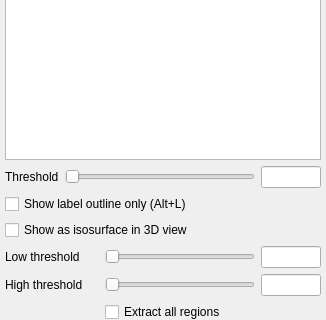
First picture: the form in freeview/PanelVolume.ui, repository freesurfer/freesurfer, before the edit; both pictures show x 0 to 326 and y 938 to 1258 of the 326 by 1398 pixel window.
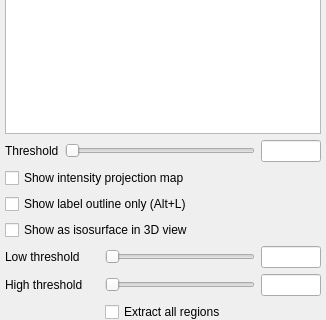
Second picture: the form after the edit. Icons and pictures are not drawn. Custom widgets are drawn as their Qt base class.

Commit message: added max intensity map display option. added brush size for label drawing. fixed the issue that labels drawn on just rotated volume did not save correctly.

The edit to the form file:
```diff
--- a/freeview/PanelVolume.ui
+++ b/freeview/PanelVolume.ui
@@ -26,9 +26,9 @@
    <property name="geometry">
     <rect>
      <x>0</x>
-     <y>-47</y>
+     <y>0</y>
      <width>308</width>
-     <height>1482</height>
+     <height>1510</height>
     </rect>
    </property>
    <layout class="QVBoxLayout" name="verticalLayout">
@@ -790,6 +790,13 @@
       </item>
      </layout>
     </item>
+    <item>
+     <widget class="QCheckBox" name="checkBoxProjectionMap">
+      <property name="text">
+       <string>Show intensity projection map</string>
+      </property>
+     </widget>
+    </item>
     <item>
      <widget class="QCheckBox" name="checkBoxShowOutline">
       <property name="text">
```
Left out of the diff: 116 changed lines with no effect on the pictures. The commit also changes 11 other files.
